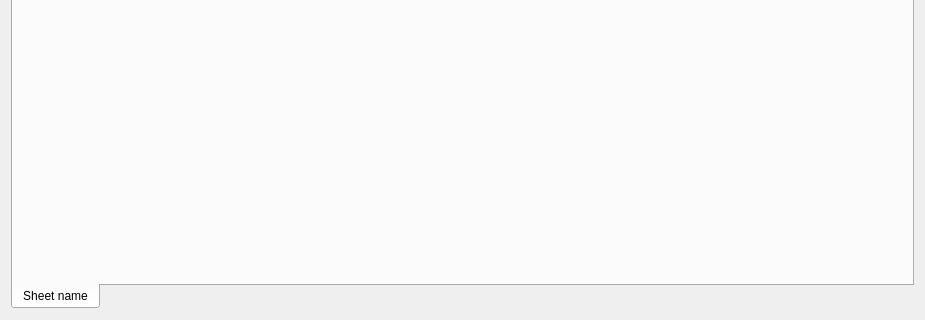
First picture: the form in resources/workbook.ui, repository lesca-research/piccel, before the edit; both pictures show x 0 to 925 and y 343 to 663 of the 925 by 663 pixel window.
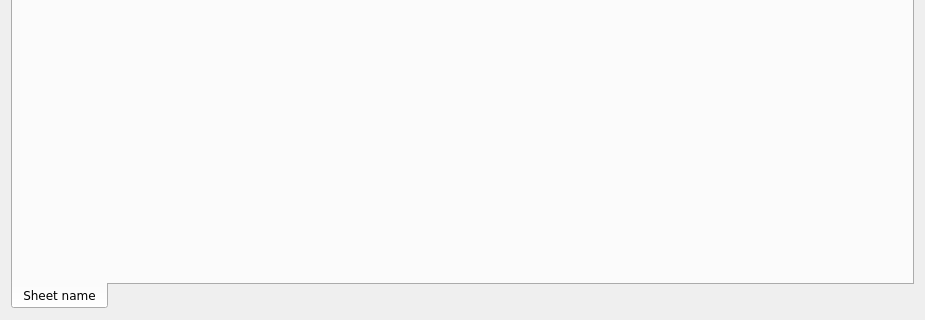
Second picture: the form after the edit.

What changed in the file:
```diff
--- a/resources/workbook.ui
+++ b/resources/workbook.ui
@@ -10,12 +10,22 @@
     <height>663</height>
    </rect>
   </property>
+  <property name="font">
+   <font>
+    <family>Verdana</family>
+   </font>
+  </property>
   <property name="windowTitle">
    <string>Form</string>
   </property>
   <layout class="QVBoxLayout" name="verticalLayout">
    <item>
     <widget class="QTabWidget" name="tabWidget">
+     <property name="font">
+      <font>
+       <family>Verdana</family>
+      </font>
+     </property>
      <property name="tabPosition">
       <enum>QTabWidget::South</enum>
      </property>
```
